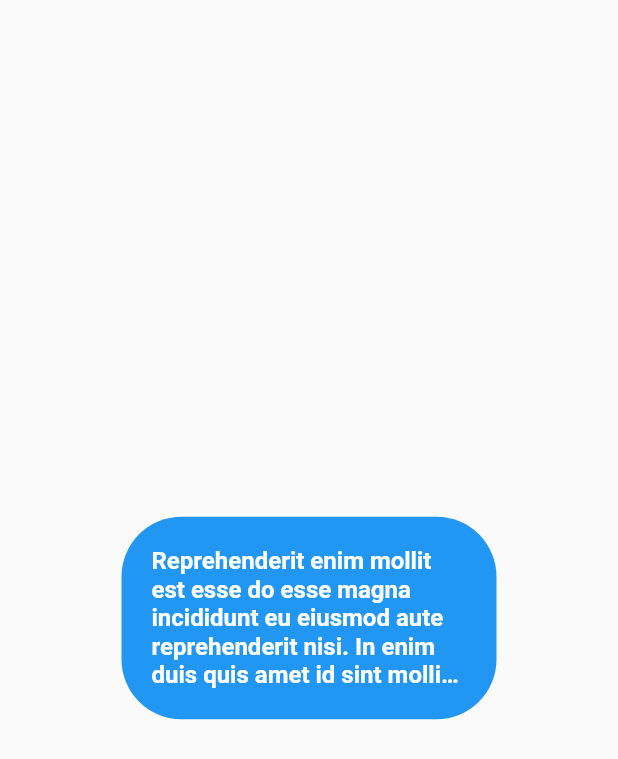
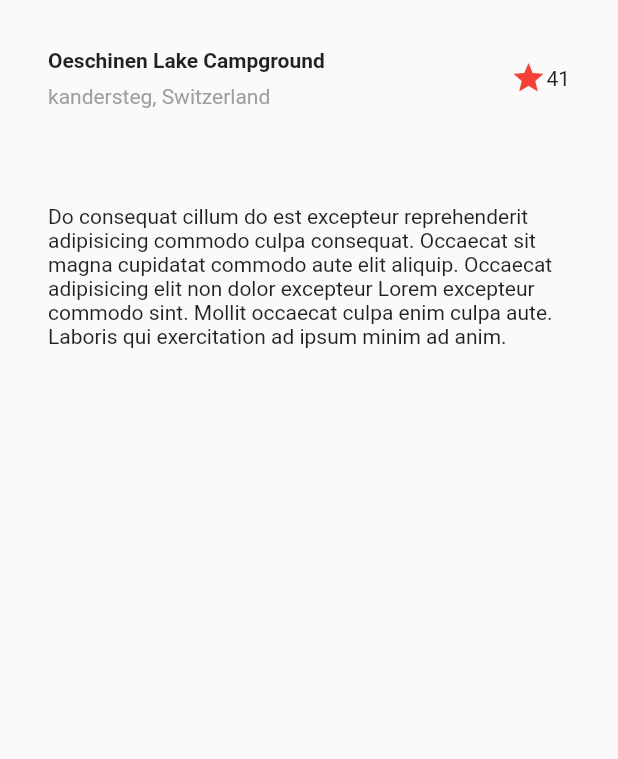
Before and after one commit to aisy/learn-flutter, a Flutter app: the screen it shows after launch, on a phone screen of 412 x 824 dp. Shown: the top 759 px of the screen. Run offline on Flutter 3.47's test engine with Material 2 defaults, Android fonts, the phone set to English and light mode, and no system bars.

Commit message:
implement 2 widget in 1 screen

```diff
--- a/lib/main.dart
+++ b/lib/main.dart
@@ -7,33 +7,49 @@ void main() => runApp(MyApp());
 class MyApp extends StatelessWidget {
   @override
   Widget build(BuildContext context) {
-    // implementasi Material
-    var scaffold = Scaffold(
-      // appBar: AppBar(title: Text("Hello")),
-      body: Center(
-        child: Container(
-          padding: const EdgeInsets.all(20),
-          width: 250,
-          decoration: new BoxDecoration(
-              color: Colors.blue,
-              borderRadius: new BorderRadius.only(
-                  topLeft: const Radius.circular(40.0),
-                  topRight: const Radius.circular(40.0),
-                  bottomRight: const Radius.circular(40.0),
-                  bottomLeft: const Radius.circular(40.0))),
-          child: Text(
-            "Reprehenderit enim mollit est esse do esse magna incididunt eu eiusmod aute reprehenderit nisi. In enim duis quis amet id sint mollit. Cupidatat quis proident fugiat sunt sit ea esse pariatur pariatur ut cupidatat fugiat commodo. Nostrud velit sit Lorem sit non. Duis nulla exercitation id irure laborum enim nostrud adipisicing.",
-            maxLines: 5,
-            overflow: TextOverflow.ellipsis,
-            style: TextStyle(
-                fontSize: 16, fontWeight: FontWeight.w600, color: Colors.white),
+    // Membuat Widget bubble
+    Widget titleSection = Container(
+      padding: const EdgeInsets.all(32),
+      child: Row(
+        children: [
+          Expanded(
+            child:
+                Column(crossAxisAlignment: CrossAxisAlignment.start, children: [
+              Container(
+                padding: const EdgeInsets.only(bottom: 8),
+                child: Text(
+                  'Oeschinen Lake Campground',
+                  style: TextStyle(fontWeight: FontWeight.bold),
+                ),
+              ),
+              Text(
+                'kandersteg, Switzerland',
+                style: TextStyle(color: Colors.grey[500]),
+              ),
+            ]),
           ),
-        ),
+          Icon(
+            Icons.star,
+            color: Colors.red[500],
+          ),
+          Text('41'),
+        ],
       ),
     );
+
+    Widget detailSection = Container(
+      padding: const EdgeInsets.all(32),
+      child: Text(
+        "Do consequat cillum do est excepteur reprehenderit adipisicing commodo culpa consequat. Occaecat sit magna cupidatat commodo aute elit aliquip. Occaecat adipisicing elit non dolor excepteur Lorem excepteur commodo sint. Mollit occaecat culpa enim culpa aute. Laboris qui exercitation ad ipsum minim ad anim.",
+        softWrap: true,
+      ),
+    );
+    //
     return MaterialApp(
-      // membuat halaman dengan isi appBar dan body
-      home: scaffold,
-    );
+        // membuat halaman dengan isi appBar dan body
+        home: Scaffold(
+            body: ListView(
+      children: [titleSection, detailSection],
+    )));
   }
 }
```
